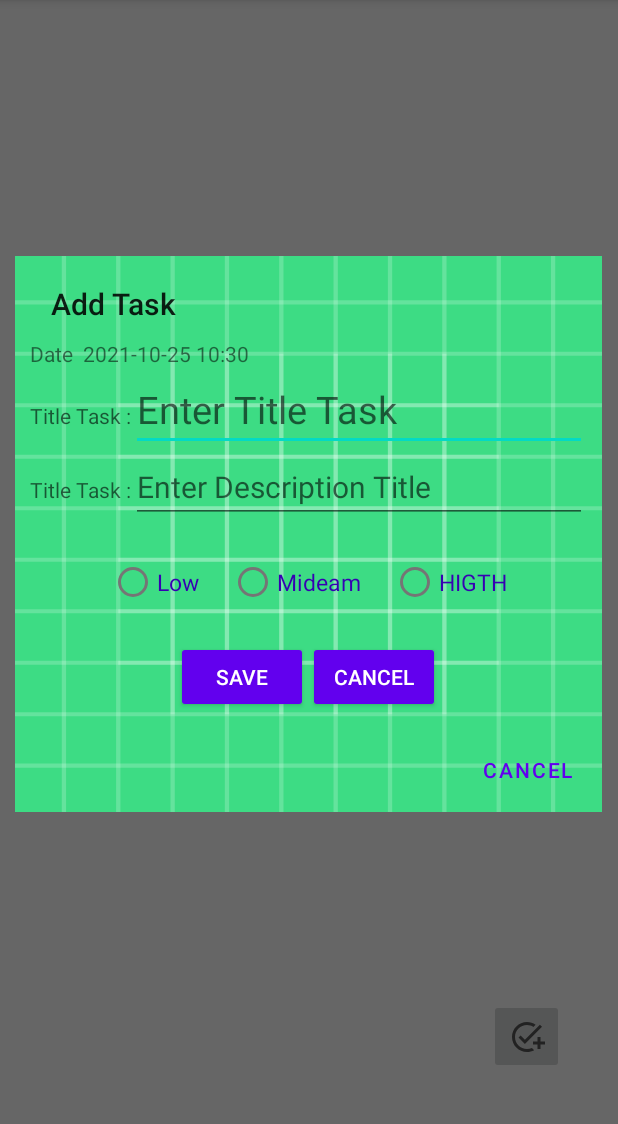
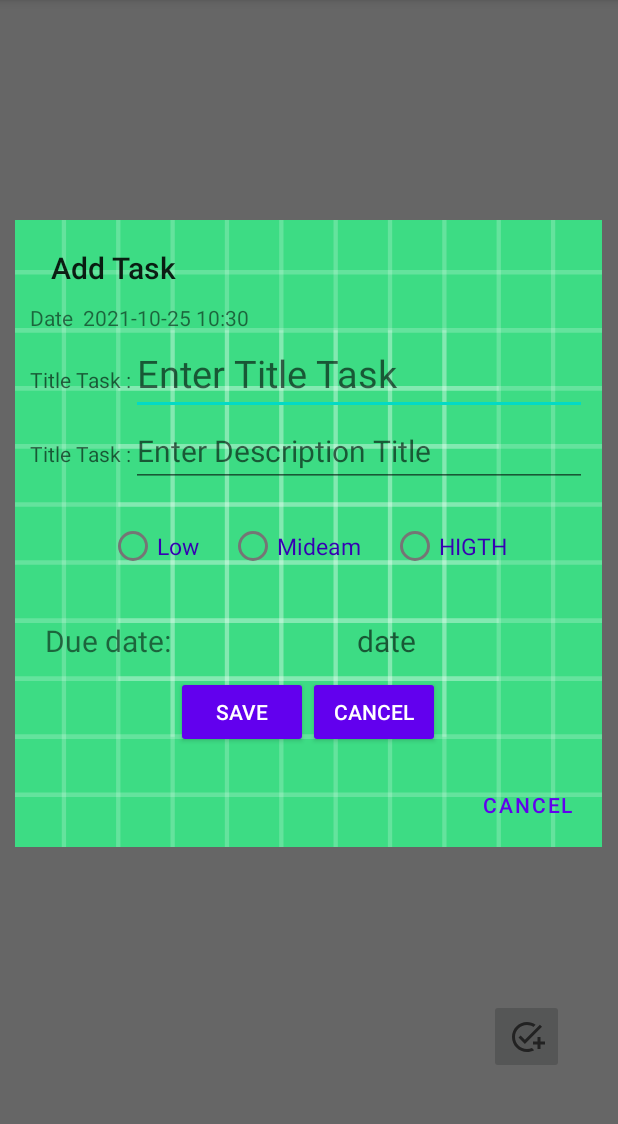
Before and after one commit to BasilAlluqmani/ToDoList, an Android app: the screen it shows after launch (MainActivity), after a tap on an icon or button, on a phone screen of 412 x 824 dp, the part 84-1208 px from its top. Run offline under Robolectric (Android 15) with nearby library versions, the phone set to English and light mode, and no system bars.

Commit message:
Due Date

```diff
--- a/app/src/main/java/com/albasil/todolist/MainActivity.kt
+++ b/app/src/main/java/com/albasil/todolist/MainActivity.kt
@@ -1,15 +1,16 @@
 package com.albasil.todolist
 
+import android.app.DatePickerDialog
 import android.content.DialogInterface
+import android.os.Build
 import androidx.appcompat.app.AppCompatActivity
-import android.text.InputType
 import android.os.Bundle
-import android.view.LayoutInflater
 import android.view.View
 import android.widget.*
-import androidx.appcompat.app.AlertDialog
+import androidx.annotation.RequiresApi
 import java.time.LocalDateTime
 import java.time.format.DateTimeFormatter
+import java.util.*
 
 class MainActivity : AppCompatActivity() {
 
@@ -21,6 +22,7 @@ class MainActivity : AppCompatActivity() {
 
 
    private lateinit var priority:String
+   private lateinit var dueDate :String
 
     private lateinit var addTask:ImageButton
     private lateinit var taskTitle:EditText
@@ -33,21 +35,14 @@ class MainActivity : AppCompatActivity() {
         super.onCreate(savedInstanceState)
         setContentView(R.layout.activity_main)
 
+
         addTask=findViewById(R.id.btnTask)
 
         addTask.setOnClickListener {
-
-addTaskDailog()
+            addTaskDailog()
 
 
         }
-
-
-
-
-
-
-
 
     }
 
@@ -69,6 +64,25 @@ addTaskDailog()
         val ed_taksTitle:EditText=myView.findViewById(R.id.edtTitleTask)
         val ed_taskDescription:EditText=myView.findViewById(R.id.edtDescription)
 
+        val calendarTask:TextView=myView.findViewById(R.id.id_calendar)
+
+        calendarTask.setOnClickListener {
+
+            val c = Calendar.getInstance()
+            val day = c.get(Calendar.DAY_OF_MONTH)
+            val month = c.get(Calendar.MONTH)
+            val year = c.get(Calendar.YEAR)
+          val datePickerDialog=  DatePickerDialog(this, DatePickerDialog.OnDateSetListener {
+                    view, y, m, d ->
+                dueDate = "$y/${m+1}/$d"
+
+                calendarTask.setText(dueDate)
+
+            }, year, month, day)
+            datePickerDialog.datePicker.minDate =c.timeInMillis
+                datePickerDialog.show()
+        }
+
 
 
 
@@ -79,7 +93,7 @@ addTaskDailog()
                     this, " Title task : ${ed_taksTitle.text}" +
                             " \n Description ${ed_taskDescription.text} " +
                             "\n Prplaty $priority \n" +
-                            " $formatted", Toast.LENGTH_SHORT
+                            " $formatted \n Due Date $dueDate", Toast.LENGTH_SHORT
                 ).show()
             }else{
                 Toast.makeText(
@@ -139,39 +153,7 @@ addTaskDailog()
     }
 
 
-/*
-    fun addTask(){
-        val builder: android.app.AlertDialog.Builder = android.app.AlertDialog.Builder(this)
-        builder.setTitle("Add Task")
-
-        builder.setMessage("Date : $formatted")
-
-// Set up the input  description
-      var  taskTitle = EditText(this)
-// Specify the type of input expected; this, for example, sets the input as a password, and will mask the text
-        taskTitle.setHint("Enter Task Title")
-        taskTitle.inputType = InputType.TYPE_CLASS_TEXT
-        builder.setView(taskTitle)
 
 
-        //Description title
-      var  description = EditText(this)
-        description.setHint("Enter Text")
-        description.inputType = InputType.TYPE_CLASS_TEXT
-        builder.setView(description)
-
-
-// Set up the buttons
-        builder.setPositiveButton("Save", DialogInterface.OnClickListener { dialog, which ->
-            // Here you get get input text from the Edittext
-            var _taskTitle = taskTitle.text.toString()
-            var _taskDescription = taskTitle.text.toString()
-
-            Toast.makeText(this," Title task : $_taskTitle , Description $_taskDescription $formatted",Toast.LENGTH_SHORT).show()
-        })
-        builder.setNegativeButton("Cancel", DialogInterface.OnClickListener { dialog, which -> dialog.cancel() })
-
-        builder.show()
-    }*/
 
 }
--- a/app/src/main/res/layout/add_tasks.xml
+++ b/app/src/main/res/layout/add_tasks.xml
@@ -110,6 +110,30 @@
 
 
 
+    <LinearLayout
+        android:layout_width="match_parent"
+        android:layout_height="wrap_content"
+        android:layout_margin="10dp"
+        android:orientation="horizontal">
+
+        <TextView
+            android:layout_width="wrap_content"
+            android:layout_height="wrap_content"
+            android:layout_weight="0"
+            android:textSize="20dp"
+            android:text="Due date:" />
+
+        <TextView
+            android:textSize="20dp"
+            android:gravity="center"
+            android:layout_marginLeft="20dp"
+            android:id="@+id/id_calendar"
+            android:layout_width="match_parent"
+            android:layout_height="wrap_content"
+            android:layout_weight="1"
+            android:hint="date" />
+    </LinearLayout>
+
 
     <LinearLayout
         android:layout_width="match_parent"
@@ -130,4 +154,5 @@
             android:layout_height="wrap_content" />
     </LinearLayout>
 
+
 </LinearLayout>
```
